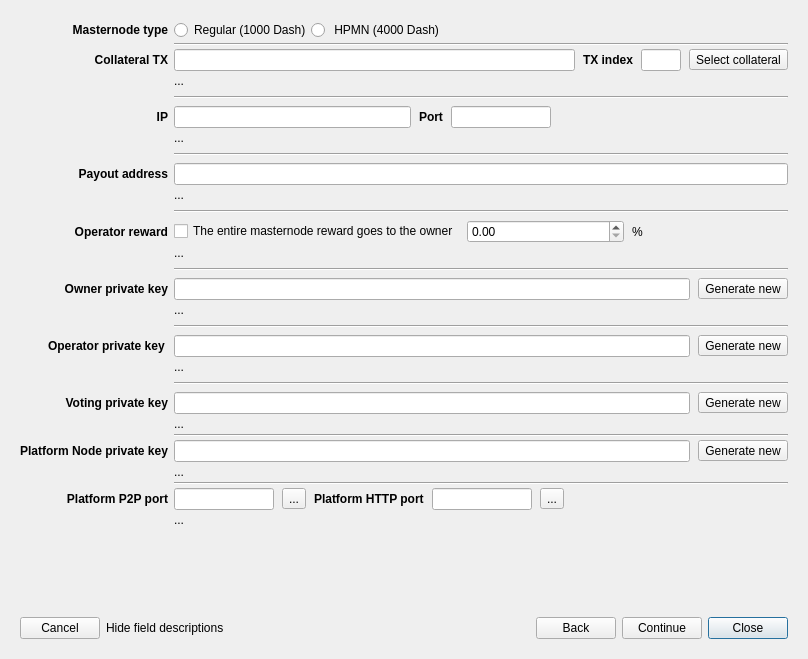
The window that src/ui/ui_reg_masternode_dlg.ui (Bertrand256/dash-masternode-tool) describes before a commit, drawn with Qt 5.
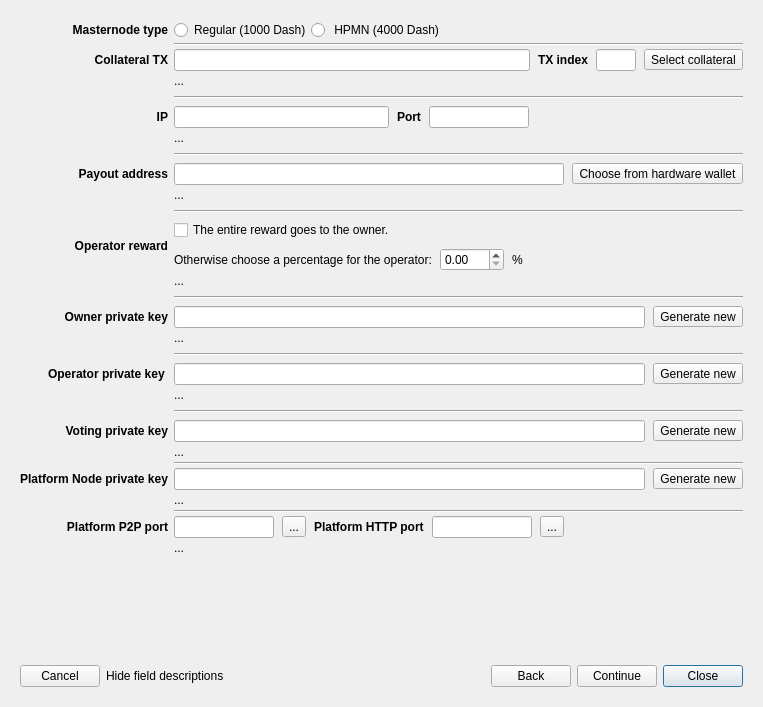
The same window after the commit.

Commit message: New: select dash address from hardware wallet in: the register, update service, update registrar windows Improving the windows mentioned above.

Diff of the .ui file:
```diff
--- a/src/ui/ui_reg_masternode_dlg.ui
+++ b/src/ui/ui_reg_masternode_dlg.ui
@@ -6,8 +6,8 @@
    <rect>
     <x>0</x>
     <y>0</y>
-    <width>808</width>
-    <height>659</height>
+    <width>763</width>
+    <height>707</height>
    </rect>
   </property>
   <property name="sizePolicy">
@@ -126,17 +126,36 @@
            </property>
           </widget>
          </item>
+         <item>
+          <widget class="QToolButton" name="btnChooseAddressFromWallet">
+           <property name="toolTip">
+            <string>Choose a Dash address for masternode rewards from your hardware wallet</string>
+           </property>
+           <property name="text">
+            <string>Choose from hardware wallet</string>
+           </property>
+          </widget>
+         </item>
         </layout>
        </item>
        <item row="13" column="1">
-        <layout class="QHBoxLayout" name="layOperatorReward">
+        <layout class="QVBoxLayout" name="verticalLayout_7">
          <property name="spacing">
           <number>8</number>
          </property>
          <item>
           <widget class="QCheckBox" name="chbWholeMNReward">
            <property name="text">
-            <string>The entire masternode reward goes to the owner</string>
+            <string>The entire reward goes to the owner.</string>
+           </property>
+          </widget>
+         </item>
+         <item>
+          <layout class="QHBoxLayout" name="horizontalLayout_6">
+           <item>
+            <widget class="QLabel" name="label_7">
+             <property name="text">
+              <string>Otherwise choose a percentage for the operator:</string>
            </property>
           </widget>
          </item>
@@ -154,6 +173,21 @@
            </property>
           </widget>
          </item>
+           <item>
+            <spacer name="horizontalSpacer_6">
+             <property name="orientation">
+              <enum>Qt::Horizontal</enum>
+             </property>
+             <property name="sizeHint" stdset="0">
+              <size>
+               <width>40</width>
+               <height>20</height>
+              </size>
+             </property>
+            </spacer>
+           </item>
+          </layout>
+         </item>
         </layout>
        </item>
        <item row="26" column="0">
```
Left out of the diff: 1 changed line with no effect on the pictures. Lines whose indentation alone changed are shown as unchanged. The commit also changes 13 other files.
